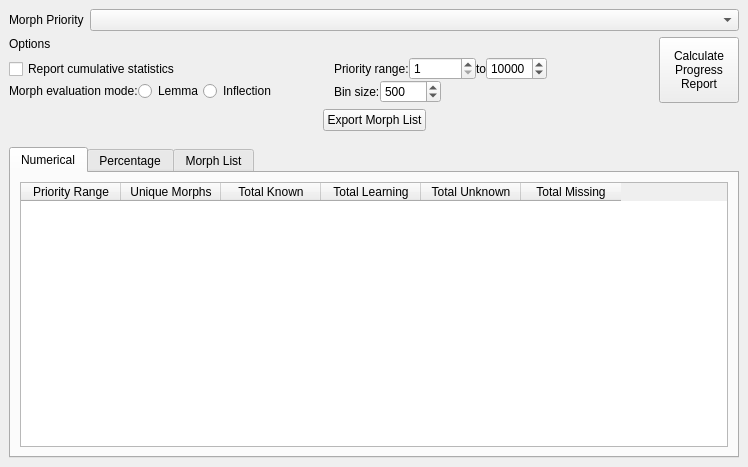
This is ankimorphs/ui/progression_window.ui in mortii/anki-morphs as Qt 5 draws it before an edit. The edited form follows.
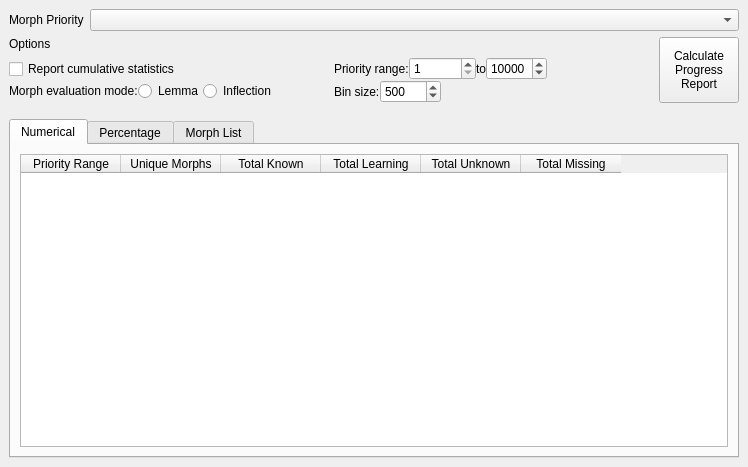
This is the edited form.

Commit message:
removed export option
I don't see this feature as super useful, but it can easily be implemented later.

```diff
--- a/ankimorphs/ui/progression_window.ui
+++ b/ankimorphs/ui/progression_window.ui
@@ -298,43 +298,6 @@
           </item>
          </layout>
         </item>
-        <item>
-         <layout class="QHBoxLayout" name="horizontalLayout_5">
-          <item>
-           <spacer name="horizontalSpacer_4">
-            <property name="orientation">
-             <enum>Qt::Horizontal</enum>
-            </property>
-            <property name="sizeHint" stdset="0">
-             <size>
-              <width>40</width>
-              <height>20</height>
-             </size>
-            </property>
-           </spacer>
-          </item>
-          <item>
-           <widget class="QPushButton" name="exportMorphListPushButton">
-            <property name="text">
-             <string>Export Morph List</string>
-            </property>
-           </widget>
-          </item>
-          <item>
-           <spacer name="horizontalSpacer_5">
-            <property name="orientation">
-             <enum>Qt::Horizontal</enum>
-            </property>
-            <property name="sizeHint" stdset="0">
-             <size>
-              <width>40</width>
-              <height>20</height>
-             </size>
-            </property>
-           </spacer>
-          </item>
-         </layout>
-        </item>
        </layout>
       </item>
       <item>
```
The commit also changes 3 other files.
